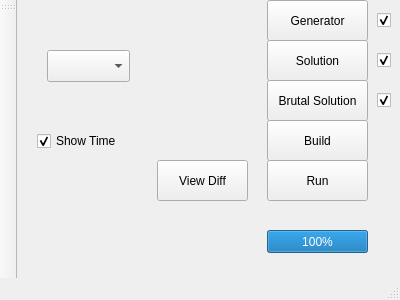
dgc9715/Custom-Tester, file mainwindow.ui: the form before one commit.
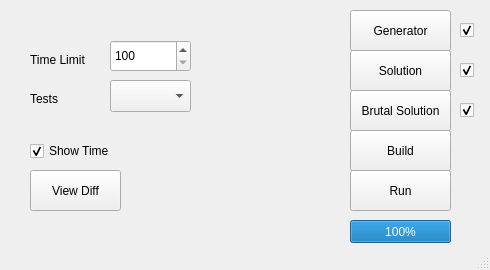
The form after the commit.

The edit to the form file:
```diff
--- a/mainwindow.ui
+++ b/mainwindow.ui
@@ -6,10 +6,22 @@
    <rect>
     <x>0</x>
     <y>0</y>
-    <width>400</width>
-    <height>300</height>
+    <width>490</width>
+    <height>270</height>
    </rect>
   </property>
+  <property name="minimumSize">
+   <size>
+    <width>490</width>
+    <height>270</height>
+   </size>
+  </property>
+  <property name="maximumSize">
+   <size>
+    <width>490</width>
+    <height>270</height>
+   </size>
+  </property>
   <property name="windowTitle">
    <string>MainWindow</string>
   </property>
@@ -17,8 +29,8 @@
    <widget class="QPushButton" name="solution_pushButton">
     <property name="geometry">
      <rect>
-      <x>250</x>
-      <y>40</y>
+      <x>350</x>
+      <y>50</y>
       <width>101</width>
       <height>41</height>
      </rect>
@@ -30,8 +42,8 @@
    <widget class="QPushButton" name="brutalsol_pushButton">
     <property name="geometry">
      <rect>
-      <x>250</x>
-      <y>80</y>
+      <x>350</x>
+      <y>90</y>
       <width>101</width>
       <height>41</height>
      </rect>
@@ -43,8 +55,8 @@
    <widget class="QPushButton" name="generator_pushButton">
     <property name="geometry">
      <rect>
-      <x>250</x>
-      <y>0</y>
+      <x>350</x>
+      <y>10</y>
       <width>101</width>
       <height>41</height>
      </rect>
@@ -59,8 +71,8 @@
    <widget class="QPushButton" name="run_pushButton">
     <property name="geometry">
      <rect>
-      <x>250</x>
-      <y>160</y>
+      <x>350</x>
+      <y>170</y>
       <width>101</width>
       <height>41</height>
      </rect>
@@ -72,8 +84,8 @@
    <widget class="QPushButton" name="build_pushButton">
     <property name="geometry">
      <rect>
-      <x>250</x>
-      <y>120</y>
+      <x>350</x>
+      <y>130</y>
       <width>101</width>
       <height>41</height>
      </rect>
@@ -85,8 +97,8 @@
    <widget class="QCheckBox" name="generator_checkBox">
     <property name="geometry">
      <rect>
-      <x>360</x>
-      <y>10</y>
+      <x>460</x>
+      <y>20</y>
       <width>21</width>
       <height>21</height>
      </rect>
@@ -101,8 +113,8 @@
    <widget class="QCheckBox" name="solution_checkBox">
     <property name="geometry">
      <rect>
-      <x>360</x>
-      <y>50</y>
+      <x>460</x>
+      <y>60</y>
       <width>21</width>
       <height>21</height>
      </rect>
@@ -117,8 +129,8 @@
    <widget class="QCheckBox" name="brutalsol_checkBox">
     <property name="geometry">
      <rect>
-      <x>360</x>
-      <y>90</y>
+      <x>460</x>
+      <y>100</y>
       <width>21</width>
       <height>21</height>
      </rect>
@@ -133,8 +145,8 @@
    <widget class="QProgressBar" name="progressBar">
     <property name="geometry">
      <rect>
-      <x>250</x>
-      <y>230</y>
+      <x>350</x>
+      <y>220</y>
       <width>101</width>
       <height>23</height>
      </rect>
@@ -149,8 +161,8 @@
    <widget class="QPushButton" name="view_diff_pushButton">
     <property name="geometry">
      <rect>
-      <x>140</x>
-      <y>160</y>
+      <x>30</x>
+      <y>170</y>
       <width>91</width>
       <height>41</height>
      </rect>
@@ -162,8 +174,8 @@
    <widget class="QLabel" name="curtest_label">
     <property name="geometry">
      <rect>
-      <x>0</x>
-      <y>230</y>
+      <x>170</x>
+      <y>220</y>
       <width>171</width>
       <height>20</height>
      </rect>
@@ -175,8 +187,8 @@
    <widget class="QCheckBox" name="show_time_checkBox">
     <property name="geometry">
      <rect>
-      <x>20</x>
-      <y>130</y>
+      <x>30</x>
+      <y>140</y>
       <width>101</width>
       <height>22</height>
      </rect>
@@ -191,10 +203,10 @@
    <widget class="QLabel" name="solution_time_label">
     <property name="geometry">
      <rect>
-      <x>170</x>
-      <y>50</y>
-      <width>58</width>
-      <height>18</height>
+      <x>270</x>
+      <y>60</y>
+      <width>61</width>
+      <height>21</height>
      </rect>
     </property>
     <property name="text">
@@ -204,8 +216,8 @@
    <widget class="QLabel" name="brutalsol_time_label">
     <property name="geometry">
      <rect>
-      <x>170</x>
-      <y>90</y>
+      <x>270</x>
+      <y>100</y>
       <width>61</width>
       <height>21</height>
      </rect>
@@ -217,31 +229,61 @@
    <widget class="QComboBox" name="test_number_comboBox">
     <property name="geometry">
      <rect>
+      <x>110</x>
+      <y>80</y>
+      <width>81</width>
+      <height>32</height>
+     </rect>
+    </property>
+   </widget>
+   <widget class="QSpinBox" name="timelimit_spinBox">
+    <property name="geometry">
+     <rect>
+      <x>110</x>
+      <y>40</y>
+      <width>81</width>
+      <height>32</height>
+     </rect>
+    </property>
+    <property name="prefix">
+     <string/>
+    </property>
+    <property name="minimum">
+     <number>100</number>
+    </property>
+    <property name="maximum">
+     <number>100000</number>
+    </property>
+    <property name="singleStep">
+     <number>100</number>
+    </property>
+   </widget>
+   <widget class="QLabel" name="timelimit_label">
+    <property name="geometry">
+     <rect>
       <x>30</x>
       <y>50</y>
-      <width>83</width>
-      <height>32</height>
+      <width>71</width>
+      <height>20</height>
      </rect>
     </property>
+    <property name="text">
+     <string>Time Limit</string>
+    </property>
    </widget>
-  </widget>
-  <widget class="QMenuBar" name="menuBar">
-   <property name="geometry">
-    <rect>
-     <x>0</x>
-     <y>0</y>
-     <width>400</width>
-     <height>30</height>
-    </rect>
-   </property>
-  </widget>
-  <widget class="QToolBar" name="mainToolBar">
-   <attribute name="toolBarArea">
-    <enum>LeftToolBarArea</enum>
-   </attribute>
-   <attribute name="toolBarBreak">
-    <bool>false</bool>
-   </attribute>
+   <widget class="QLabel" name="tests_label">
+    <property name="geometry">
+     <rect>
+      <x>30</x>
+      <y>90</y>
+      <width>58</width>
+      <height>18</height>
+     </rect>
+    </property>
+    <property name="text">
+     <string>Tests</string>
+    </property>
+   </widget>
   </widget>
   <widget class="QStatusBar" name="statusBar"/>
  </widget>
```
Left out of the diff: 2 changed lines with no effect on the pictures.
